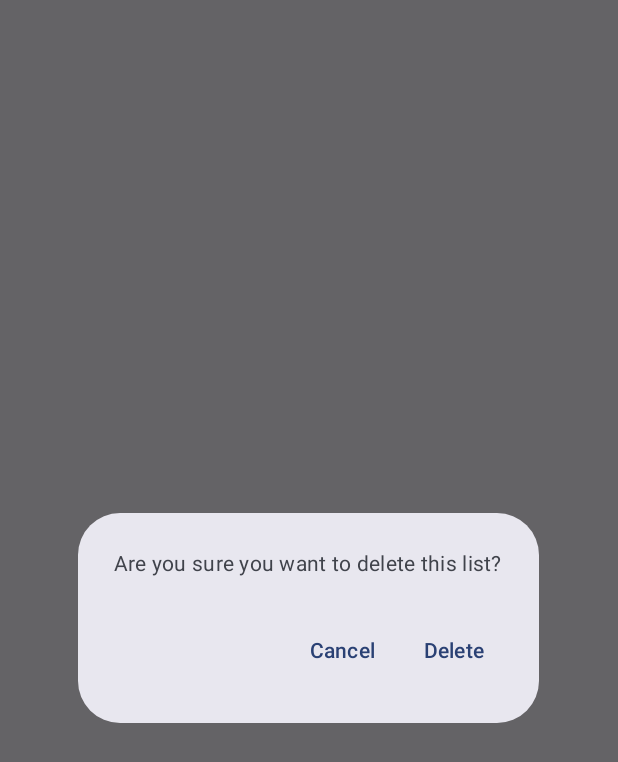
After one commit to Aleaatapasya/Assesment2-Mobpro, an Android app built with Jetpack Compose: the composable DisplayAlertDialog shown on its own in the app's theme, on a phone screen of 412 x 824 dp. The commit adds this screen. Shown: the top 762 px of the screen. Run offline under Robolectric (Android 15) with nearby library versions, the phone set to English and light mode, and no system bars.

Commit message:
Membuat dialog konfirmasi hapus

```diff
--- /dev/null
+++ b/app/src/main/java/com/aleaatapasya0002/cakecatalogue/ui/screen/DisplayAlertDialog.kt
@@ -0,0 +1,45 @@
+package com.aleaatapasya0002.cakecatalogue.ui.screen
+
+import android.content.res.Configuration
+import androidx.compose.material3.AlertDialog
+import androidx.compose.material3.Text
+import androidx.compose.material3.TextButton
+import androidx.compose.runtime.Composable
+import androidx.compose.ui.res.stringResource
+import androidx.compose.ui.tooling.preview.Preview
+import com.aleaatapasya0002.cakecatalogue.R
+import com.aleaatapasya0002.cakecatalogue.ui.theme.CakeCatalogueTheme
+
+@Composable
+fun DisplayAlertDialog(
+    onDismissRequest: () -> Unit,
+    onConfirmation: () -> Unit
+) {
+AlertDialog(
+    text = { Text(text = stringResource(R.string.pesan_hapus)) },
+    confirmButton = {
+        TextButton(onClick = {onConfirmation()}) {
+            Text(text = stringResource(R.string.tombol_hapus))
+        }
+    },
+    dismissButton = {
+        TextButton(onClick = {onDismissRequest()}) {
+            Text(text = stringResource(R.string.tombol_batal))
+        }
+    },
+    onDismissRequest = {onDismissRequest()}
+
+)
+}
+
+@Preview(showBackground = true)
+@Preview(uiMode = Configuration.UI_MODE_NIGHT_YES, showBackground = true)
+@Composable
+fun DisplayPreview() {
+    CakeCatalogueTheme {
+        DisplayAlertDialog(
+            onDismissRequest = {},
+            onConfirmation = {}
+        )
+    }
+}
--- a/app/src/main/res/values/strings.xml
+++ b/app/src/main/res/values/strings.xml
@@ -10,4 +10,7 @@
     <string name="invalid">Cake name and description cannot be empty</string>
     <string name="lainnya">Options</string>
     <string name="hapus">Delete list</string>
+    <string name="pesan_hapus">Are you sure you want to delete this list?</string>
+    <string name="tombol_hapus">Delete</string>
+    <string name="tombol_batal">Cancel</string>
 </resources>
```
Also changed, not shown: app/src/main/java/com/aleaatapasya0002/cakecatalogue/ui/screen/DetailScreen.kt (+11 -2 lines), 1 other file.
